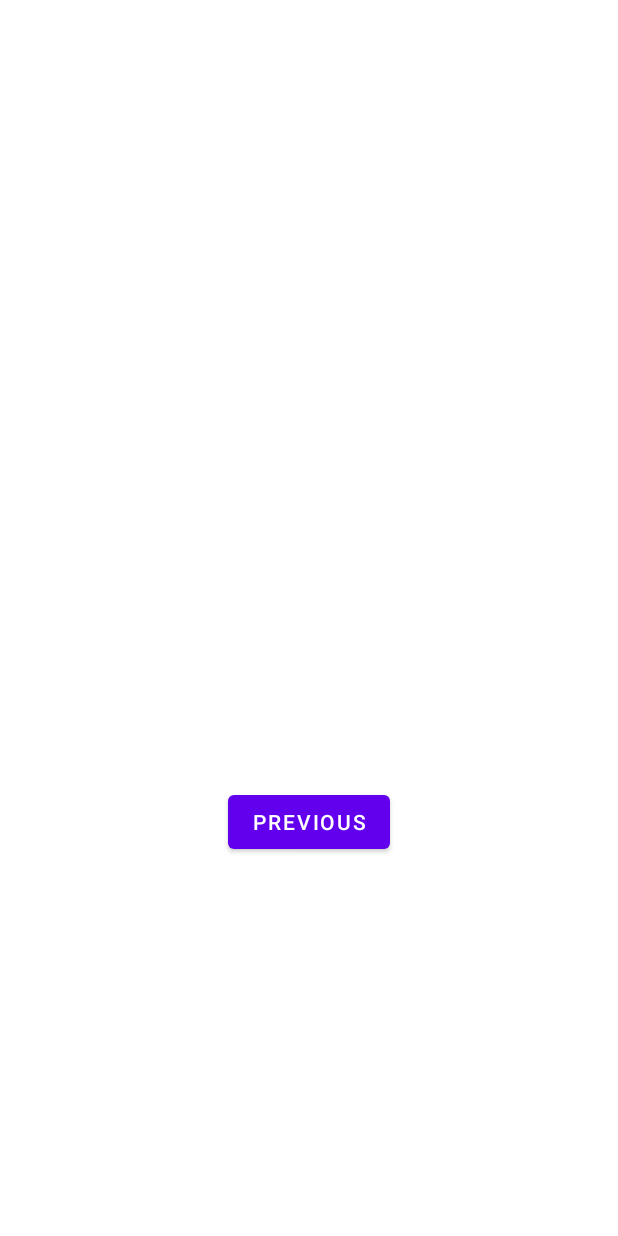
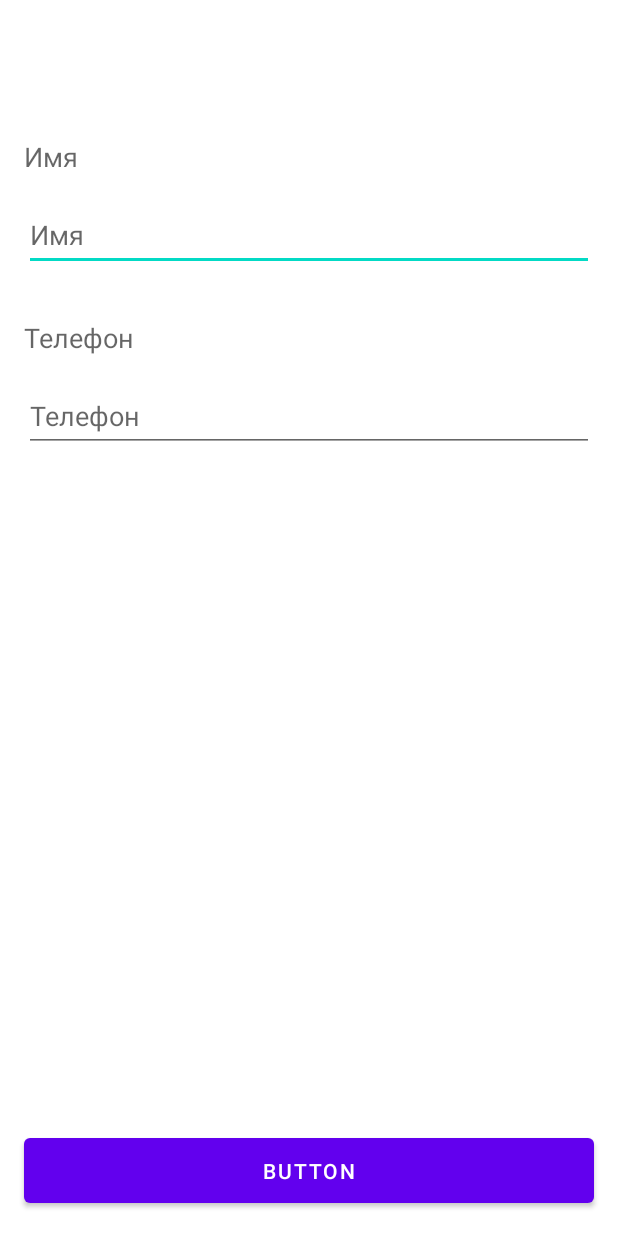
Before and after one commit to YarPodl/AddressBook, an Android app: the layout fragment_second.xml on its own in the app's theme, with its tools: preview values and no code run, on a phone screen of 412 x 824 dp. Run offline under Robolectric (Android 15) with nearby library versions, the light colour scheme and no system bars.

Commit message:
Базово работает

```diff
--- a/app/src/main/res/layout/fragment_first.xml
+++ b/app/src/main/res/layout/fragment_first.xml
@@ -4,13 +4,14 @@
     xmlns:tools="http://schemas.android.com/tools"
     android:layout_width="match_parent"
     android:layout_height="match_parent"
-    tools:context=".FirstFragment">
+    tools:context=".ContactListFragment">
 
     <androidx.recyclerview.widget.RecyclerView
 
         android:id="@+id/recyclerView"
         android:layout_width="match_parent"
         android:layout_height="match_parent"
+        android:scrollbarStyle="insideOverlay"
         app:layout_constraintBottom_toBottomOf="parent"
         app:layout_constraintEnd_toEndOf="parent"
         app:layout_constraintHorizontal_bias="0.0"
--- a/app/src/main/res/layout/fragment_second.xml
+++ b/app/src/main/res/layout/fragment_second.xml
@@ -4,24 +4,91 @@
     xmlns:tools="http://schemas.android.com/tools"
     android:layout_width="match_parent"
     android:layout_height="match_parent"
-    tools:context=".SecondFragment">
+    tools:context=".ContactViewFragment">
+
+    <ImageView
+        android:id="@+id/contactImage"
+        android:layout_width="match_parent"
+        android:layout_height="wrap_content"
+        android:minHeight="60dp"
+        android:layout_marginTop="16dp"
+        android:layout_marginBottom="16dp"
+        android:contentDescription="@string/imgDecs"
+        app:layout_constraintBottom_toBottomOf="parent"
+        app:layout_constraintHorizontal_bias="1.0"
+        app:layout_constraintLeft_toLeftOf="parent"
+        app:layout_constraintRight_toRightOf="parent"
+        app:layout_constraintTop_toTopOf="parent"
+        app:layout_constraintVertical_bias="0.0" />
 
     <TextView
-        android:id="@+id/textview_second"
+        android:id="@+id/textView"
         android:layout_width="wrap_content"
         android:layout_height="wrap_content"
-        app:layout_constraintBottom_toTopOf="@id/button_second"
-        app:layout_constraintEnd_toEndOf="parent"
-        app:layout_constraintStart_toStartOf="parent"
-        app:layout_constraintTop_toTopOf="parent" />
+        android:layout_marginTop="16dp"
+        android:layout_marginStart="16dp"
+        android:text="@string/ContactNameField"
+        android:textAppearance="?android:attr/textAppearanceMedium"
+        app:layout_constraintBottom_toTopOf="@id/edit_text_person_name"
+        app:layout_constraintLeft_toLeftOf="parent"
+        app:layout_constraintTop_toBottomOf="@id/contactImage" />
+
+    <EditText
+        android:id="@+id/edit_text_person_name"
+        android:layout_width="match_parent"
+        android:layout_height="wrap_content"
+        android:layout_marginTop="16dp"
+        android:layout_marginBottom="16dp"
+        android:layout_marginStart="16dp"
+        android:layout_marginEnd="16dp"
+        android:autofillHints="name"
+        android:ems="10"
+        android:hint="@string/ContactNameField"
+        android:inputType="text"
+        android:minHeight="48dp"
+        app:layout_constraintBottom_toTopOf="@id/textView2"
+        app:layout_constraintLeft_toLeftOf="parent"
+        app:layout_constraintRight_toRightOf="parent"
+        app:layout_constraintTop_toBottomOf="@id/textView" />
+
+    <TextView
+        android:id="@+id/textView2"
+        android:layout_width="wrap_content"
+        android:layout_height="wrap_content"
+        android:layout_marginTop="16dp"
+        android:layout_marginStart="16dp"
+        android:text="@string/ContactPhoneField"
+        android:textAppearance="?android:attr/textAppearanceMedium"
+        app:layout_constraintBottom_toTopOf="@id/editTextPhone"
+        app:layout_constraintLeft_toLeftOf="parent"
+        app:layout_constraintTop_toBottomOf="@id/edit_text_person_name" />
+
+    <EditText
+        android:id="@+id/editTextPhone"
+        android:layout_width="match_parent"
+        android:layout_height="wrap_content"
+        android:layout_marginTop="16dp"
+        android:layout_marginStart="16dp"
+        android:layout_marginEnd="16dp"
+        android:autofillHints="phone"
+        android:ems="10"
+        android:hint="@string/ContactPhoneField"
+        android:inputType="phone"
+        android:minHeight="48dp"
+        app:layout_constraintLeft_toLeftOf="parent"
+        app:layout_constraintRight_toRightOf="parent"
+        app:layout_constraintTop_toBottomOf="@id/textView2" />
 
     <Button
-        android:id="@+id/button_second"
-        android:layout_width="wrap_content"
-        android:layout_height="wrap_content"
-        android:text="@string/previous"
+        android:id="@+id/contactControl"
+        android:layout_height="55dp"
+        android:layout_width="match_parent"
+        android:layout_marginStart="16dp"
+        android:layout_marginEnd="16dp"
+        android:layout_marginBottom="16dp"
+        android:text="Button"
         app:layout_constraintBottom_toBottomOf="parent"
         app:layout_constraintEnd_toEndOf="parent"
-        app:layout_constraintStart_toStartOf="parent"
-        app:layout_constraintTop_toBottomOf="@id/textview_second" />
+        app:layout_constraintLeft_toLeftOf="parent" />
+
 </androidx.constraintlayout.widget.ConstraintLayout>
--- a/app/src/main/res/menu/menu_main.xml
+++ b/app/src/main/res/menu/menu_main.xml
@@ -2,9 +2,4 @@
     xmlns:app="http://schemas.android.com/apk/res-auto"
     xmlns:tools="http://schemas.android.com/tools"
     tools:context="com.example.addressbook.MainActivity">
-    <item
-        android:id="@+id/action_settings"
-        android:orderInCategory="100"
-        android:title="@string/action_settings"
-        app:showAsAction="never" />
 </menu>
--- a/app/src/main/res/navigation/nav_graph.xml
+++ b/app/src/main/res/navigation/nav_graph.xml
@@ -7,7 +7,7 @@
 
     <fragment
         android:id="@+id/FirstFragment"
-        android:name="com.example.addressbook.FirstFragment"
+        android:name="com.example.addressbook.ContactListFragment"
         android:label="@string/first_fragment_label"
         tools:layout="@layout/fragment_first">
 
@@ -17,7 +17,7 @@
     </fragment>
     <fragment
         android:id="@+id/SecondFragment"
-        android:name="com.example.addressbook.SecondFragment"
+        android:name="com.example.addressbook.ContactViewFragment"
         android:label="@string/second_fragment_label"
         tools:layout="@layout/fragment_second">
 
--- a/app/src/main/res/values/strings.xml
+++ b/app/src/main/res/values/strings.xml
@@ -10,4 +10,10 @@
     <string name="hello_first_fragment">Hello first fragment</string>
     <string name="hello_second_fragment">Hello second fragment. Arg: %1$s</string>
     <string name="imgDecs">img</string>
+    <string name="ContactNameField">Имя</string>
+    <string name="ContactPhoneField">Телефон</string>
+    <string name="change">Изменить</string>
+    <string name="save">Сохранить</string>
+    <string name="newContact">Новый контакт</string>
+    <string name="deleteContact">Удалить контакт</string>
 </resources>
--- a/build.gradle
+++ b/build.gradle
@@ -5,7 +5,7 @@ buildscript {
         mavenCentral()
     }
     dependencies {
-        classpath 'com.android.tools.build:gradle:7.0.1'
+        classpath 'com.android.tools.build:gradle:7.0.3'
         classpath "org.jetbrains.kotlin:kotlin-gradle-plugin:1.5.31"
 
         // NOTE: Do not place your application dependencies here; they belong
```
Also changed, not shown: app/src/main/java/com/example/addressbook/ContactListFragment.kt (added, +63 -0 lines), app/src/main/java/com/example/addressbook/ContactViewFragment.kt (added, +110 -0 lines), app/src/main/java/com/example/addressbook/FirstFragment.kt (deleted, +0 -44 lines), app/src/main/java/com/example/addressbook/MainActivity.kt (+31 -17 lines), app/src/main/java/com/example/addressbook/SecondFragment.kt (deleted, +0 -44 lines), app/src/main/java/com/example/addressbook/data/AddressBookDbHelper.kt (added, +35 -0 lines), app/src/main/java/com/example/addressbook/data/ContactEntry.kt (added, +7 -0 lines), app/src/main/java/com/example/addressbook/data/DatabaseAdapter.kt (added, +78 -0 lines), app/src/main/java/com/example/addressbook/data/RecyclerContactAdapter.kt (added, +47 -0 lines), app/src/main/res/layout/activity_main.xml (+0 -9 lines), app/src/main/res/layout/recycler_view_item.xml (+6 -4 lines).
